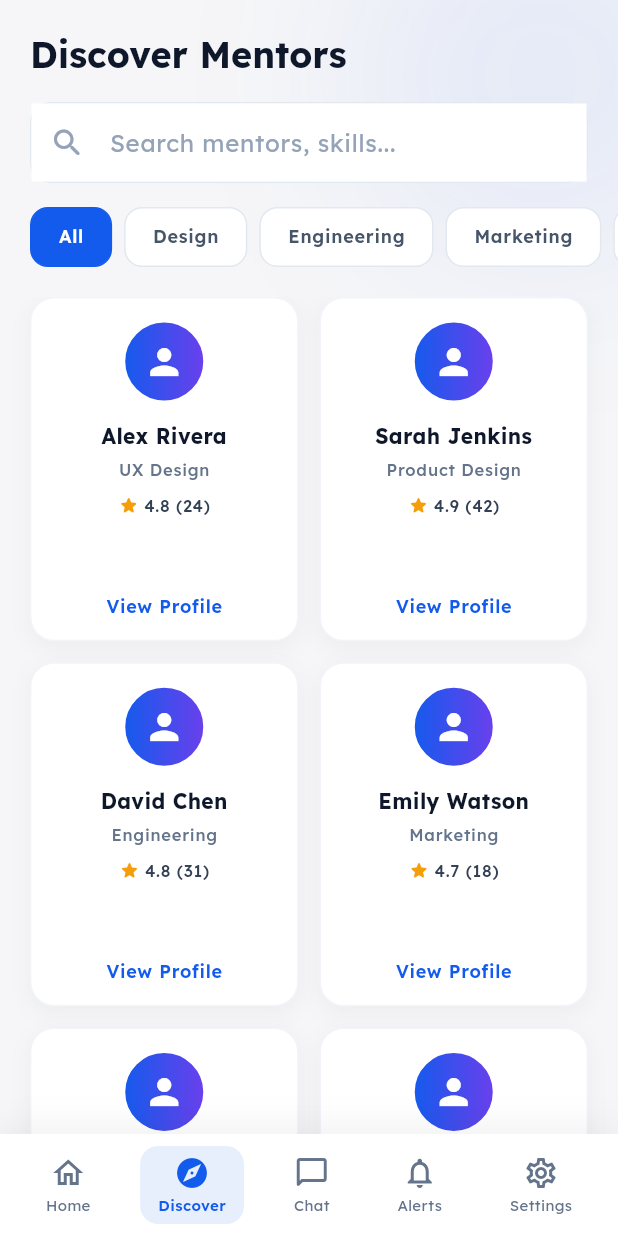
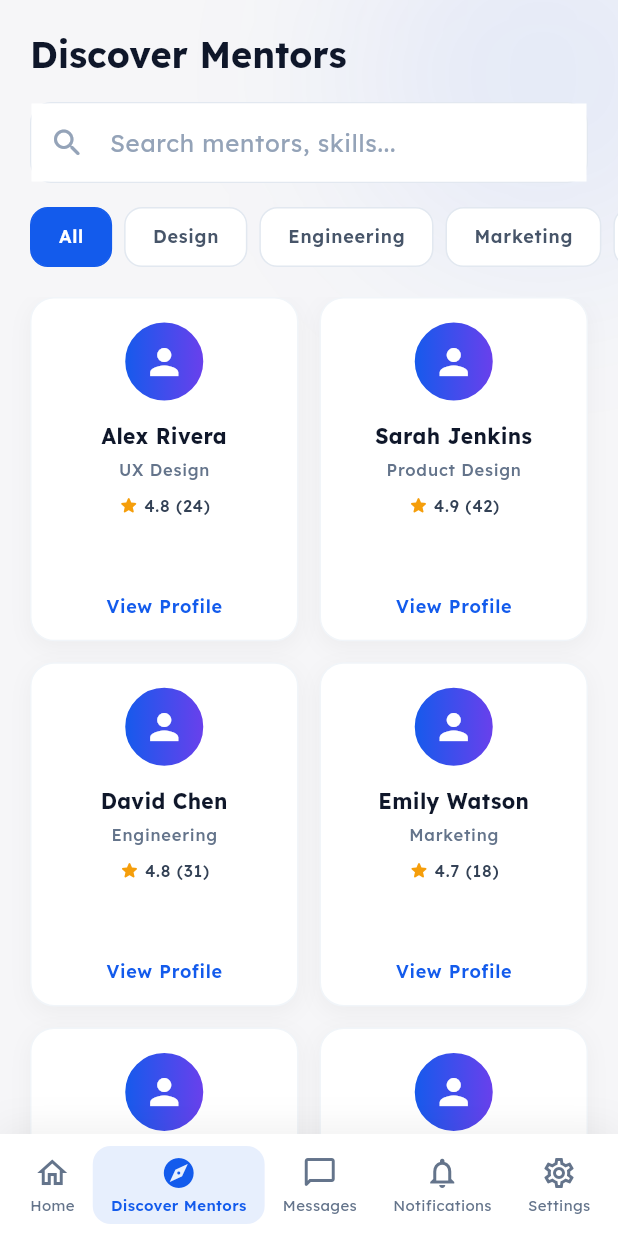
Before and after one commit to ghts9692-spec/mentor-connect, a Flutter app: the HomeDashboardScreen screen opened directly, item 2 of the bottom bar chosen, on a phone screen of 412 x 824 dp. Run offline on Flutter 3.47's test engine with Material 3 defaults, Android fonts, the light colour scheme and no system bars; our stand-ins replace flutter_riverpod, google_fonts.

Commit message:
refactor: code review fixes - extract GlowCircle, add role to User, wire Register nav, delete dead code, fix hardcoded strings

```diff
--- a/lib/models/user_model.dart
+++ b/lib/models/user_model.dart
@@ -4,6 +4,7 @@ class User {
   final String email;
   final String? profileImageUrl;
   final String bio;
+  final String role; // 'mentor' or 'mentee'
 
   User({
     required this.id,
@@ -11,6 +12,7 @@ class User {
     required this.email,
     this.profileImageUrl,
     required this.bio,
+    this.role = 'mentee',
   });
 
   factory User.fromJson(Map<String, dynamic> json) {
@@ -20,6 +22,7 @@ class User {
       email: json['email'],
       profileImageUrl: json['profileImageUrl'],
       bio: json['bio'] ?? '',
+      role: json['role'] ?? 'mentee',
     );
   }
 
@@ -30,6 +33,7 @@ class User {
       'email': email,
       'profileImageUrl': profileImageUrl,
       'bio': bio,
+      'role': role,
     };
   }
 }
--- a/lib/screens/book_session_screen.dart
+++ b/lib/screens/book_session_screen.dart
@@ -1,7 +1,7 @@
-import 'dart:ui';
 import 'package:flutter/material.dart';
 import '../constants/app_colors.dart';
 import '../constants/strings.dart';
+import '../widgets/glow_circle.dart';
 
 class BookSessionScreen extends StatefulWidget {
   const BookSessionScreen({super.key});
@@ -80,9 +80,7 @@ class _BookSessionScreenState extends State<BookSessionScreen>
           Positioned(
             top: -80,
             right: -80,
-            child: _GlowCircle(
-              color: AppColors.primary.withValues(alpha: 0.07),
-            ),
+            child: GlowCircle(color: AppColors.primary.withValues(alpha: 0.07)),
           ),
           SafeArea(
             child: Column(
@@ -565,20 +563,3 @@ class _DurationBtn extends StatelessWidget {
     );
   }
 }
-
-class _GlowCircle extends StatelessWidget {
-  final Color color;
-  const _GlowCircle({required this.color});
-
-  @override
-  Widget build(BuildContext context) {
-    return ImageFiltered(
-      imageFilter: ImageFilter.blur(sigmaX: 60, sigmaY: 60),
-      child: Container(
-        width: 260,
-        height: 260,
-        decoration: BoxDecoration(shape: BoxShape.circle, color: color),
-      ),
-    );
-  }
-}
--- a/lib/screens/chat_screen.dart
+++ b/lib/screens/chat_screen.dart
@@ -1,7 +1,7 @@
-import 'dart:ui';
 import 'package:flutter/material.dart';
 import '../constants/app_colors.dart';
 import '../constants/strings.dart';
+import '../widgets/glow_circle.dart';
 
 class ChatScreen extends StatelessWidget {
   final bool showNav;
@@ -59,9 +59,7 @@ class ChatScreen extends StatelessWidget {
           Positioned(
             top: -80,
             right: -80,
-            child: _GlowCircle(
-              color: AppColors.primary.withValues(alpha: 0.07),
-            ),
+            child: GlowCircle(color: AppColors.primary.withValues(alpha: 0.07)),
           ),
           SafeArea(
             child: Column(
@@ -275,20 +273,3 @@ class _ChatTile extends StatelessWidget {
     );
   }
 }
-
-class _GlowCircle extends StatelessWidget {
-  final Color color;
-  const _GlowCircle({required this.color});
-
-  @override
-  Widget build(BuildContext context) {
-    return ImageFiltered(
-      imageFilter: ImageFilter.blur(sigmaX: 60, sigmaY: 60),
-      child: Container(
-        width: 260,
-        height: 260,
-        decoration: BoxDecoration(shape: BoxShape.circle, color: color),
-      ),
-    );
-  }
-}
--- a/lib/screens/discover_screen.dart
+++ b/lib/screens/discover_screen.dart
@@ -1,8 +1,8 @@
-import 'dart:ui';
 import 'package:flutter/material.dart';
 import '../constants/app_colors.dart';
 import '../constants/strings.dart';
 import 'mentor_profile_screen.dart';
+import '../widgets/glow_circle.dart';
 
 class DiscoverScreen extends StatefulWidget {
   final bool showNav;
@@ -80,9 +80,7 @@ class _DiscoverScreenState extends State<DiscoverScreen> {
           Positioned(
             top: -80,
             right: -80,
-            child: _GlowCircle(
-              color: AppColors.primary.withValues(alpha: 0.07),
-            ),
+            child: GlowCircle(color: AppColors.primary.withValues(alpha: 0.07)),
           ),
           SafeArea(
             child: Column(
@@ -332,20 +330,3 @@ class _MentorGridCard extends StatelessWidget {
     );
   }
 }
-
-class _GlowCircle extends StatelessWidget {
-  final Color color;
-  const _GlowCircle({required this.color});
-
-  @override
-  Widget build(BuildContext context) {
-    return ImageFiltered(
-      imageFilter: ImageFilter.blur(sigmaX: 60, sigmaY: 60),
-      child: Container(
-        width: 260,
-        height: 260,
-        decoration: BoxDecoration(shape: BoxShape.circle, color: color),
-      ),
-    );
-  }
-}
--- a/lib/screens/home_content.dart
+++ b/lib/screens/home_content.dart
@@ -1,8 +1,8 @@
-import 'dart:ui';
 import 'package:flutter/material.dart';
 import '../constants/app_colors.dart';
 import '../constants/strings.dart';
 import 'mentor_profile_screen.dart';
+import '../widgets/glow_circle.dart';
 
 /// The home tab content (shown inside HomeDashboardScreen).
 class HomeContent extends StatelessWidget {
@@ -22,9 +22,7 @@ class HomeContent extends StatelessWidget {
           Positioned(
             top: -80,
             right: -80,
-            child: _GlowCircle(
-              color: AppColors.primary.withValues(alpha: 0.07),
-            ),
+            child: GlowCircle(color: AppColors.primary.withValues(alpha: 0.07)),
           ),
           SafeArea(
             child: SingleChildScrollView(
@@ -228,23 +226,6 @@ class HomeContent extends StatelessWidget {
 // ═══════════════════════════════════════
 // Sub-widgets
 // ═══════════════════════════════════════
-
-class _GlowCircle extends StatelessWidget {
-  final Color color;
-  const _GlowCircle({required this.color});
-
-  @override
-  Widget build(BuildContext context) {
-    return ImageFiltered(
-      imageFilter: ImageFilter.blur(sigmaX: 60, sigmaY: 60),
-      child: Container(
-        width: 260,
-        height: 260,
-        decoration: BoxDecoration(shape: BoxShape.circle, color: color),
-      ),
-    );
-  }
-}
 
 class _StatCard extends StatelessWidget {
   final IconData icon;
--- a/lib/screens/home_dashboard_screen.dart
+++ b/lib/screens/home_dashboard_screen.dart
@@ -61,21 +61,21 @@ class _HomeDashboardScreenState extends State<HomeDashboardScreen> {
                 _NavItem(
                   icon: Icons.explore_outlined,
                   activeIcon: Icons.explore_rounded,
-                  label: 'Discover',
+                  label: AppStrings.discoverMentors,
                   isActive: _currentIndex == 1,
                   onTap: () => setState(() => _currentIndex = 1),
                 ),
                 _NavItem(
                   icon: Icons.chat_bubble_outline_rounded,
                   activeIcon: Icons.chat_bubble_rounded,
-                  label: 'Chat',
+                  label: AppStrings.messages,
                   isActive: _currentIndex == 2,
                   onTap: () => setState(() => _currentIndex = 2),
                 ),
                 _NavItem(
                   icon: Icons.notifications_outlined,
                   activeIcon: Icons.notifications_rounded,
-                  label: 'Alerts',
+                  label: AppStrings.notifications,
                   isActive: _currentIndex == 3,
                   onTap: () => setState(() => _currentIndex = 3),
                 ),
--- a/lib/screens/login_screen.dart
+++ b/lib/screens/login_screen.dart
@@ -1,10 +1,10 @@
-import 'dart:ui';
 import 'package:flutter/material.dart';
 import '../constants/app_colors.dart';
 import '../constants/strings.dart';
 import 'register_screen.dart';
 import 'forgot_password_screen.dart';
 import 'profile_setup_screen.dart';
+import '../widgets/glow_circle.dart';
 
 class LoginScreen extends StatefulWidget {
   const LoginScreen({super.key});
@@ -111,9 +111,7 @@ class _LoginScreenState extends State<LoginScreen>
           Positioned(
             top: -80,
             right: -80,
-            child: _GlowCircle(
-              color: AppColors.primary.withValues(alpha: 0.08),
-            ),
+            child: GlowCircle(color: AppColors.primary.withValues(alpha: 0.08)),
           ),
 
           SafeArea(
@@ -410,21 +408,3 @@ class _LoginScreenState extends State<LoginScreen>
     );
   }
 }
-
-// ═══════════════════════════════════════
-class _GlowCircle extends StatelessWidget {
-  final Color color;
-  const _GlowCircle({required this.color});
-
-  @override
-  Widget build(BuildContext context) {
-    return ImageFiltered(
-      imageFilter: ImageFilter.blur(sigmaX: 60, sigmaY: 60),
-      child: Container(
-        width: 260,
-        height: 260,
-        decoration: BoxDecoration(shape: BoxShape.circle, color: color),
-      ),
-    );
-  }
-}
--- a/lib/screens/mentor_profile_screen.dart
+++ b/lib/screens/mentor_profile_screen.dart
@@ -1,8 +1,8 @@
-import 'dart:ui';
 import 'package:flutter/material.dart';
 import '../constants/app_colors.dart';
 import '../constants/strings.dart';
 import 'book_session_screen.dart';
+import '../widgets/glow_circle.dart';
 
 class MentorProfileScreen extends StatelessWidget {
   const MentorProfileScreen({super.key});
@@ -19,9 +19,7 @@ class MentorProfileScreen extends StatelessWidget {
           Positioned(
             top: -80,
             right: -80,
-            child: _GlowCircle(
-              color: AppColors.primary.withValues(alpha: 0.08),
-            ),
+            child: GlowCircle(color: AppColors.primary.withValues(alpha: 0.08)),
           ),
           SafeArea(
             child: Column(
@@ -495,20 +493,3 @@ class _ReviewCard extends StatelessWidget {
     );
   }
 }
-
-class _GlowCircle extends StatelessWidget {
-  final Color color;
-  const _GlowCircle({required this.color});
-
-  @override
-  Widget build(BuildContext context) {
-    return ImageFiltered(
-      imageFilter: ImageFilter.blur(sigmaX: 60, sigmaY: 60),
-      child: Container(
-        width: 260,
-        height: 260,
-        decoration: BoxDecoration(shape: BoxShape.circle, color: color),
-      ),
-    );
-  }
-}
--- a/lib/screens/notifications_screen.dart
+++ b/lib/screens/notifications_screen.dart
@@ -1,7 +1,7 @@
-import 'dart:ui';
 import 'package:flutter/material.dart';
 import '../constants/app_colors.dart';
 import '../constants/strings.dart';
+import '../widgets/glow_circle.dart';
 
 class NotificationsScreen extends StatelessWidget {
   final bool showNav;
@@ -21,9 +21,7 @@ class NotificationsScreen extends StatelessWidget {
           Positioned(
             top: -80,
             right: -80,
-            child: _GlowCircle(
-              color: AppColors.primary.withValues(alpha: 0.07),
-            ),
+            child: GlowCircle(color: AppColors.primary.withValues(alpha: 0.07)),
           ),
           SafeArea(
             child: Column(
@@ -253,20 +251,3 @@ class _NotifCard extends StatelessWidget {
     );
   }
 }
-
-class _GlowCircle extends StatelessWidget {
-  final Color color;
-  const _GlowCircle({required this.color});
-
-  @override
-  Widget build(BuildContext context) {
-    return ImageFiltered(
-      imageFilter: ImageFilter.blur(sigmaX: 60, sigmaY: 60),
-      child: Container(
-        width: 260,
-        height: 260,
-        decoration: BoxDecoration(shape: BoxShape.circle, color: color),
-      ),
-    );
-  }
-}
--- a/lib/screens/profile_setup_screen.dart
+++ b/lib/screens/profile_setup_screen.dart
@@ -1,8 +1,8 @@
-import 'dart:ui';
 import 'package:flutter/material.dart';
 import '../constants/app_colors.dart';
 import '../constants/strings.dart';
 import 'home_dashboard_screen.dart';
+import '../widgets/glow_circle.dart';
 
 class ProfileSetupScreen extends StatefulWidget {
   const ProfileSetupScreen({super.key});
@@ -89,9 +89,7 @@ class _ProfileSetupScreenState extends State<ProfileSetupScreen>
           Positioned(
             top: -80,
             right: -80,
-            child: _GlowCircle(
-              color: AppColors.primary.withValues(alpha: 0.08),
-            ),
+            child: GlowCircle(color: AppColors.primary.withValues(alpha: 0.08)),
           ),
 
           SafeArea(
@@ -387,20 +385,3 @@ class _RoleCard extends StatelessWidget {
     );
   }
 }
-
-class _GlowCircle extends StatelessWidget {
-  final Color color;
-  const _GlowCircle({required this.color});
-
-  @override
-  Widget build(BuildContext context) {
-    return ImageFiltered(
-      imageFilter: ImageFilter.blur(sigmaX: 60, sigmaY: 60),
-      child: Container(
-        width: 260,
-        height: 260,
-        decoration: BoxDecoration(shape: BoxShape.circle, color: color),
-      ),
-    );
-  }
-}
--- a/lib/screens/settings_screen.dart
+++ b/lib/screens/settings_screen.dart
@@ -1,7 +1,7 @@
-import 'dart:ui';
 import 'package:flutter/material.dart';
 import '../constants/app_colors.dart';
 import '../constants/strings.dart';
+import '../widgets/glow_circle.dart';
 
 class SettingsScreen extends StatefulWidget {
   final bool showNav;
@@ -29,9 +29,7 @@ class _SettingsScreenState extends State<SettingsScreen> {
           Positioned(
             bottom: -80,
             left: -80,
-            child: _GlowCircle(
-              color: AppColors.primary.withValues(alpha: 0.07),
-            ),
+            child: GlowCircle(color: AppColors.primary.withValues(alpha: 0.07)),
           ),
           SafeArea(
             child: SingleChildScrollView(
@@ -331,20 +329,3 @@ class _SettingsTile extends StatelessWidget {
     );
   }
 }
-
-class _GlowCircle extends StatelessWidget {
-  final Color color;
-  const _GlowCircle({required this.color});
-
-  @override
-  Widget build(BuildContext context) {
-    return ImageFiltered(
-      imageFilter: ImageFilter.blur(sigmaX: 60, sigmaY: 60),
-      child: Container(
-        width: 260,
-        height: 260,
-        decoration: BoxDecoration(shape: BoxShape.circle, color: color),
-      ),
-    );
-  }
-}
--- /dev/null
+++ b/lib/widgets/glow_circle.dart
@@ -0,0 +1,23 @@
+import 'dart:ui';
+import 'package:flutter/material.dart';
+
+/// Soft blurred glow circle used as background decoration.
+/// Shared across all screens for consistent visual effects.
+class GlowCircle extends StatelessWidget {
+  final Color color;
+  final double size;
+
+  const GlowCircle({super.key, required this.color, this.size = 260});
+
+  @override
+  Widget build(BuildContext context) {
+    return ImageFiltered(
+      imageFilter: ImageFilter.blur(sigmaX: 60, sigmaY: 60),
+      child: Container(
+        width: size,
+        height: size,
+        decoration: BoxDecoration(shape: BoxShape.circle, color: color),
+      ),
+    );
+  }
+}
```
Also changed, not shown: lib/screens/forgot_password_screen.dart (+3 -24 lines), lib/screens/home_screen.dart (deleted, +0 -42 lines), lib/screens/register_screen.dart (+16 -23 lines), lib/screens/splash_screen.dart (+3 -25 lines), lib/screens/welcome_screen.dart (+3 -24 lines).
